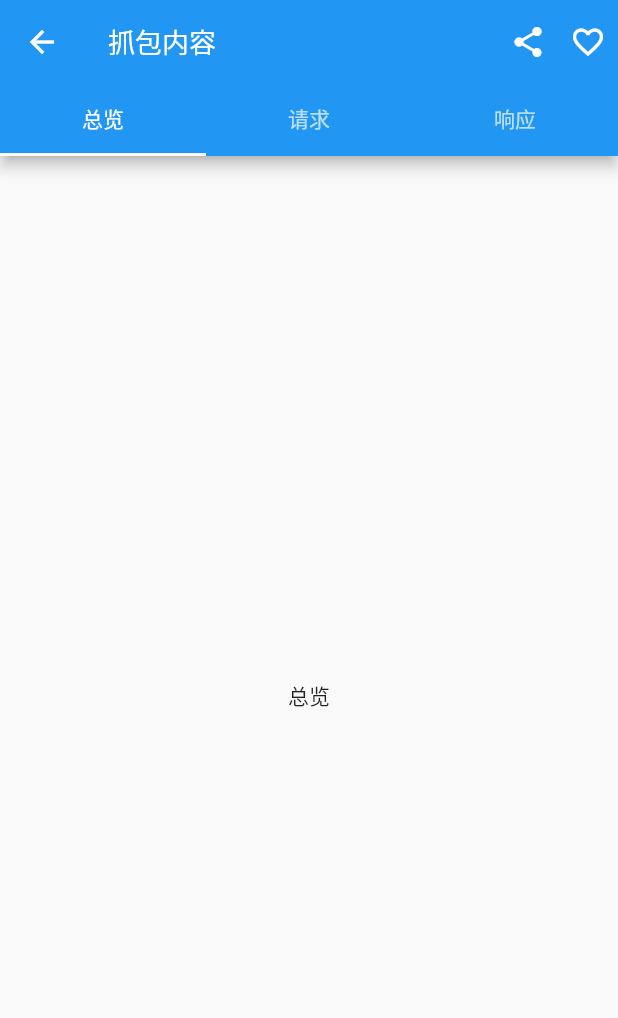
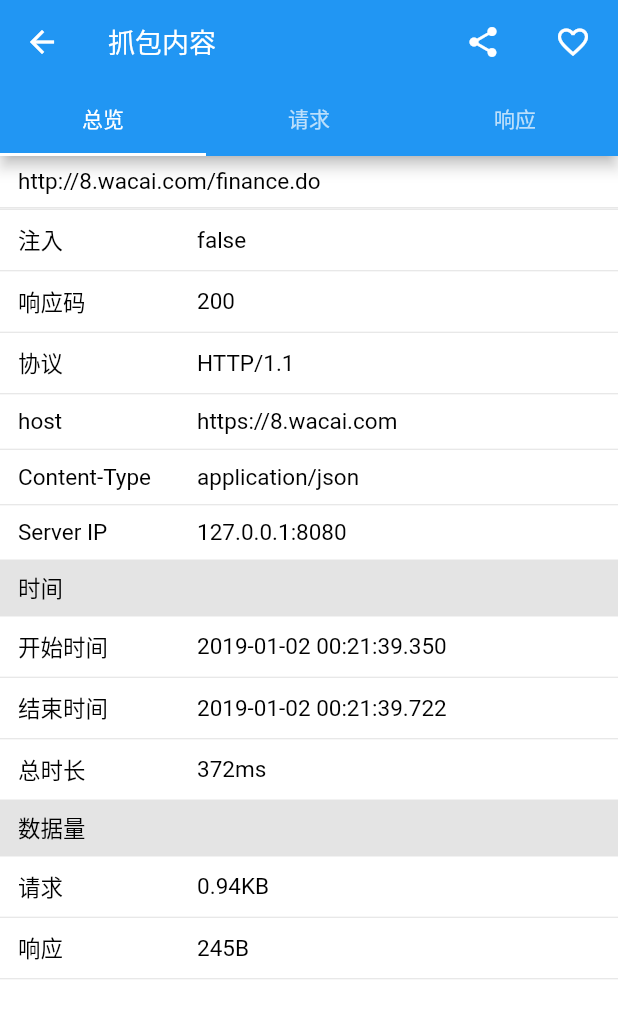
Before and after one commit to wangyongf/Packetor, a Flutter app: the screen it shows after launch, on a phone screen of 412 x 824 dp. Shown: the top 1018 px of the screen. Run offline on Flutter 3.47's test engine with Material 2 defaults, Android fonts, the phone set to English and light mode, and no system bars; our stand-ins replace fluttertoast.

Commit message:
feat: 实现抓包内容总览页面 UI

```diff
--- a/lib/main.dart
+++ b/lib/main.dart
@@ -1,5 +1,5 @@
 import 'package:flutter/material.dart';
-import 'package:packet_capture_flutter/pages/packet_detail_page.dart';
+import 'package:packet_capture_flutter/pages/detail/packet_detail_page.dart';
 
 void main() => runApp(MyApp());
 
--- /dev/null
+++ b/lib/model/app_info.dart
@@ -0,0 +1,3 @@
+class AppInfo {
+  String appName;
+}
--- /dev/null
+++ b/lib/pages/detail/packet_detail_overview.dart
@@ -0,0 +1,130 @@
+import 'package:flutter/material.dart';
+import 'package:flutter/services.dart';
+import 'package:fluttertoast/fluttertoast.dart';
+
+class PacketDetailOverview extends StatefulWidget {
+  @override
+  _PacketDetailOverviewState createState() => _PacketDetailOverviewState();
+}
+
+class _PacketDetailOverviewState extends State<PacketDetailOverview> {
+  @override
+  Widget build(BuildContext context) {
+    return Container(
+      color: Colors.white,
+      child: SingleChildScrollView(
+        child: Column(
+          crossAxisAlignment: CrossAxisAlignment.start,
+          children: <Widget>[
+            Padding(
+              padding: EdgeInsets.symmetric(vertical: 8, horizontal: 12),
+              child: Text(
+                'http://8.wacai.com/finance.do',
+                style: TextStyle(color: Colors.black, fontSize: 15),
+              ),
+            ),
+            _divider(),
+            _divider(),
+            _buildStatusItem('注入', 'false'),
+            _divider(),
+            _buildStatusItem('响应码', '200'),
+            _divider(),
+            _buildStatusItem('协议', 'HTTP/1.1'),
+            _divider(),
+            _buildStatusItem('host', 'https://8.wacai.com'),
+            _divider(),
+            _buildStatusItem('Content-Type', 'application/json'),
+            _divider(),
+            _buildStatusItem('Server IP', '127.0.0.1:8080'),
+            _buildTitle('时间'),
+            _buildStatusItem('开始时间', '2019-01-02 00:21:39.350'),
+            _divider(),
+            _buildStatusItem('结束时间', '2019-01-02 00:21:39.722'),
+            _divider(),
+            _buildStatusItem('总时长', '372ms'),
+            _buildTitle('数据量'),
+            _buildStatusItem('请求', '0.94KB'),
+            _divider(),
+            _buildStatusItem('响应', '245B'),
+            _divider(),
+            SizedBox(
+              height: 30,
+            )
+          ],
+        ),
+      ),
+    );
+  }
+
+  Container _buildTitle(String title) {
+    return Container(
+      width: double.infinity,
+      color: Colors.grey.withAlpha(70),
+      padding: EdgeInsets.symmetric(vertical: 8, horizontal: 12),
+      child: Text(
+        title,
+        style: TextStyle(color: Colors.black, fontSize: 15),
+      ),
+    );
+  }
+
+  _buildStatusItem(String key, String value) {
+    return Padding(
+      padding: EdgeInsets.symmetric(vertical: 9, horizontal: 12),
+      child: InkWell(
+        onTap: () {
+          _showDetailDialog(key, value);
+        },
+        child: Row(
+          mainAxisSize: MainAxisSize.max,
+          children: <Widget>[
+            Expanded(
+              child: Text(
+                key,
+                style: TextStyle(color: Colors.black, fontSize: 15),
+              ),
+              flex: 4,
+            ),
+            Expanded(
+              child: Text(
+                value,
+                style: TextStyle(color: Colors.black, fontSize: 15),
+              ),
+              flex: 9,
+            )
+          ],
+        ),
+      ),
+    );
+  }
+
+  _divider() {
+    return Divider(
+      height: 1,
+    );
+  }
+
+  _showDetailDialog(String key, String value) {
+    showDialog(
+        context: context,
+        builder: (_) => AlertDialog(
+                title: Text(key),
+                content: Text(value),
+                actions: <Widget>[
+                  FlatButton(
+                    child: Text("复制"),
+                    onPressed: () {
+                      Clipboard.setData(ClipboardData(text: value));
+                      Fluttertoast.showToast(msg: '已复制至粘贴板');
+                      Navigator.of(context).pop();
+                    },
+                  ),
+                  FlatButton(
+                    child: Text("关闭"),
+                    onPressed: () {
+                      Navigator.of(context).pop();
+                    },
+                  )
+                ]));
+  }
+}
--- a/lib/pages/packet_detail_page.dart
+++ b/lib/pages/detail/packet_detail_page.dart
@@ -1,4 +1,7 @@
 import 'package:flutter/material.dart';
+import 'package:packet_capture_flutter/pages/detail/packet_detail_overview.dart';
+import 'package:packet_capture_flutter/pages/detail/packet_detail_request.dart';
+import 'package:packet_capture_flutter/pages/detail/packet_detail_response.dart';
 
 class PacketDetailPage extends StatefulWidget {
   @override
@@ -32,12 +35,10 @@ class _PacketDetailPageState extends State<PacketDetailPage>
         ),
         actions: <Widget>[
           SizedBox(
-              width: 40,
-              height: 40,
+              width: 60,
               child: InkWell(onTap: () {}, child: Icon(Icons.share))),
           SizedBox(
-              width: 40,
-              height: 40,
+              width: 60,
               child: InkWell(onTap: () {}, child: Icon(Icons.favorite_border)))
         ],
         bottom: _buildBottom(),
@@ -62,15 +63,9 @@ class _PacketDetailPageState extends State<PacketDetailPage>
 
   _buildBody() {
     return TabBarView(controller: _tabController, children: <Widget>[
-      Center(
-        child: Text('总览'),
-      ),
-      Center(
-        child: Text('请求'),
-      ),
-      Center(
-        child: Text('响应'),
-      ),
+      PacketDetailOverview(),
+      PacketDetailRequest(),
+      PacketDetailResponse(),
     ]);
   }
 
```
Also changed, not shown: lib/pages/detail/packet_detail_request.dart (added, +13 -0 lines), lib/pages/detail/packet_detail_response.dart (added, +13 -0 lines), lib/pages/home/home_page.dart (renamed from lib/pages/home_page.dart, +11 -10 lines), lib/pages/home/packet_list_page.dart (added, +79 -0 lines), pubspec.yaml (+15 -0 lines), 3 other files.
